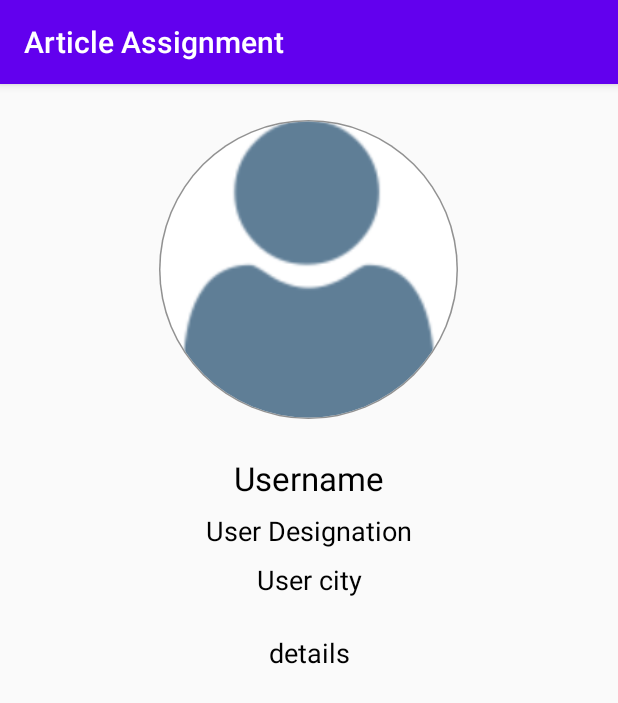
After one commit to snehazanzane/Article-Assignment, an Android app: the UserDetailsActivity screen opened directly, with no data from a screen before it, on a phone screen of 412 x 824 dp. The commit adds this screen. Shown: the top 703 px of the screen. Run offline under Robolectric (Android 15) with nearby library versions, the phone set to English and light mode, and no system bars.

Commit message:
Feature : User details view UI added

```diff
--- a/app/src/main/AndroidManifest.xml
+++ b/app/src/main/AndroidManifest.xml
@@ -3,6 +3,7 @@
     package="com.assignment.articleassignment">
 
     <uses-permission android:name="android.permission.ACCESS_NETWORK_STATE" />
+
     <application
         android:allowBackup="true"
         android:icon="@mipmap/ic_launcher"
@@ -10,6 +11,7 @@
         android:roundIcon="@mipmap/ic_launcher_round"
         android:supportsRtl="true"
         android:theme="@style/AppTheme">
+        <activity android:name=".view.activity.UserDetailsActivity"></activity>
         <activity android:name=".view.activity.MainActivity">
             <intent-filter>
                 <action android:name="android.intent.action.MAIN" />
--- /dev/null
+++ b/app/src/main/java/com/assignment/articleassignment/view/activity/UserDetailsActivity.kt
@@ -0,0 +1,12 @@
+package com.assignment.articleassignment.view.activity
+
+import androidx.appcompat.app.AppCompatActivity
+import android.os.Bundle
+import com.assignment.articleassignment.R
+
+class UserDetailsActivity : AppCompatActivity() {
+    override fun onCreate(savedInstanceState: Bundle?) {
+        super.onCreate(savedInstanceState)
+        setContentView(R.layout.activity_user_details)
+    }
+}
--- /dev/null
+++ b/app/src/main/res/layout/activity_user_details.xml
@@ -0,0 +1,81 @@
+<?xml version="1.0" encoding="utf-8"?>
+<androidx.constraintlayout.widget.ConstraintLayout xmlns:android="http://schemas.android.com/apk/res/android"
+    xmlns:app="http://schemas.android.com/apk/res-auto"
+    xmlns:tools="http://schemas.android.com/tools"
+    android:layout_width="match_parent"
+    android:layout_height="match_parent"
+    tools:context=".view.activity.UserDetailsActivity">
+
+
+    <com.assignment.articleassignment.view.customviews.CircularImageView
+        android:id="@+id/imageUser_UserDetailsActivity"
+        android:layout_width="@dimen/size_image_details"
+        android:layout_height="@dimen/size_image_details"
+        android:layout_marginStart="8dp"
+        android:layout_marginTop="24dp"
+        android:layout_marginEnd="8dp"
+        android:src="@drawable/ic_user_default"
+        app:civ_border="true"
+        app:civ_border_color="@color/gray_medium"
+        app:civ_border_width="@dimen/image_border_width"
+        app:layout_constraintEnd_toEndOf="parent"
+        app:layout_constraintStart_toStartOf="parent"
+        app:layout_constraintTop_toTopOf="parent" />
+
+    <TextView
+        android:id="@+id/textusername_UserDetailsActivity"
+        android:layout_width="wrap_content"
+        android:layout_height="wrap_content"
+        android:layout_marginTop="24dp"
+        android:text="@string/hint_username"
+        android:textAppearance="@style/TextAppearance.AppCompat.Large"
+        android:textColor="@android:color/black"
+        app:layout_constraintEnd_toEndOf="parent"
+        app:layout_constraintStart_toStartOf="parent"
+        app:layout_constraintTop_toBottomOf="@+id/imageUser_UserDetailsActivity" />
+
+    <TextView
+        android:id="@+id/textDesignation_UserDetailsActivity"
+        android:layout_width="wrap_content"
+        android:layout_height="wrap_content"
+        android:layout_marginStart="8dp"
+        android:layout_marginTop="8dp"
+        android:layout_marginEnd="8dp"
+        android:text="@string/hint_user_designation"
+        android:textAppearance="@style/TextAppearance.AppCompat.Medium"
+        android:textColor="@android:color/black"
+        app:layout_constraintEnd_toEndOf="parent"
+        app:layout_constraintStart_toStartOf="parent"
+        app:layout_constraintTop_toBottomOf="@+id/textusername_UserDetailsActivity" />
+
+    <TextView
+        android:id="@+id/textCity_UserDetailsActivity"
+        android:layout_width="wrap_content"
+        android:layout_height="wrap_content"
+        android:layout_marginStart="8dp"
+        android:layout_marginTop="8dp"
+        android:layout_marginEnd="8dp"
+        android:text="@string/str_hint_user_city"
+        android:textAppearance="@style/TextAppearance.AppCompat.Medium"
+        android:textColor="@android:color/black"
+        app:layout_constraintEnd_toEndOf="parent"
+        app:layout_constraintStart_toStartOf="parent"
+        app:layout_constraintTop_toBottomOf="@+id/textDesignation_UserDetailsActivity" />
+
+    <TextView
+        android:id="@+id/textView4"
+        android:layout_width="0dp"
+        android:layout_height="wrap_content"
+        android:layout_marginStart="16dp"
+        android:layout_marginTop="24dp"
+        android:layout_marginEnd="16dp"
+        android:gravity="center"
+        android:text="@string/hint_details"
+        android:textAppearance="@style/TextAppearance.AppCompat.Medium"
+        android:textColor="@android:color/black"
+        app:layout_constraintEnd_toEndOf="parent"
+        app:layout_constraintStart_toStartOf="parent"
+        app:layout_constraintTop_toBottomOf="@+id/textCity_UserDetailsActivity" />
+
+
+</androidx.constraintlayout.widget.ConstraintLayout>
--- a/app/src/main/res/layout/view_article_item.xml
+++ b/app/src/main/res/layout/view_article_item.xml
@@ -24,7 +24,7 @@
             app:layout_constraintTop_toTopOf="parent">
 
             <com.assignment.articleassignment.view.customviews.CircularImageView
-                android:id="@+id/imageUser_UserListItem"
+                android:id="@+id/imageUser_UserDetailsActivity"
                 android:layout_width="@dimen/size_image_size"
                 android:layout_height="@dimen/size_image_size"
                 android:layout_centerVertical="true"
@@ -39,7 +39,7 @@
                 android:layout_width="match_parent"
                 android:layout_height="wrap_content"
                 android:layout_centerVertical="true"
-                android:layout_toRightOf="@+id/imageUser_UserListItem"
+                android:layout_toRightOf="@+id/imageUser_UserDetailsActivity"
                 android:orientation="vertical"
                 android:paddingLeft="8dp">
 
--- a/app/src/main/res/layout/view_user_list_item.xml
+++ b/app/src/main/res/layout/view_user_list_item.xml
@@ -24,7 +24,7 @@
             app:layout_constraintTop_toTopOf="parent">
 
             <com.assignment.articleassignment.view.customviews.CircularImageView
-                android:id="@+id/imageUser_UserListItem"
+                android:id="@+id/imageUser_UserDetailsActivity"
                 android:layout_width="@dimen/size_image_size"
                 android:layout_height="@dimen/size_image_size"
                 android:layout_centerVertical="true"
@@ -39,7 +39,7 @@
                 android:layout_width="match_parent"
                 android:layout_height="wrap_content"
                 android:layout_centerVertical="true"
-                android:layout_toRightOf="@+id/imageUser_UserListItem"
+                android:layout_toRightOf="@+id/imageUser_UserDetailsActivity"
                 android:orientation="vertical"
                 android:paddingLeft="8dp">
 
--- a/app/src/main/res/values/dimens.xml
+++ b/app/src/main/res/values/dimens.xml
@@ -4,5 +4,6 @@
     <dimen name="image_border_width">1dp</dimen>
     <dimen name="size_article_height">170dp</dimen>
     <dimen name="tab_indicator_height">5dp</dimen>
+    <dimen name="size_image_details">200dp</dimen>
 
 </resources>
--- a/app/src/main/res/values/strings.xml
+++ b/app/src/main/res/values/strings.xml
@@ -13,4 +13,5 @@
     <string name="hint_username">Username</string>
     <string name="tab_article">Articles</string>
     <string name="tab_users">Users</string>
+    <string name="hint_details">details</string>
 </resources>
```
